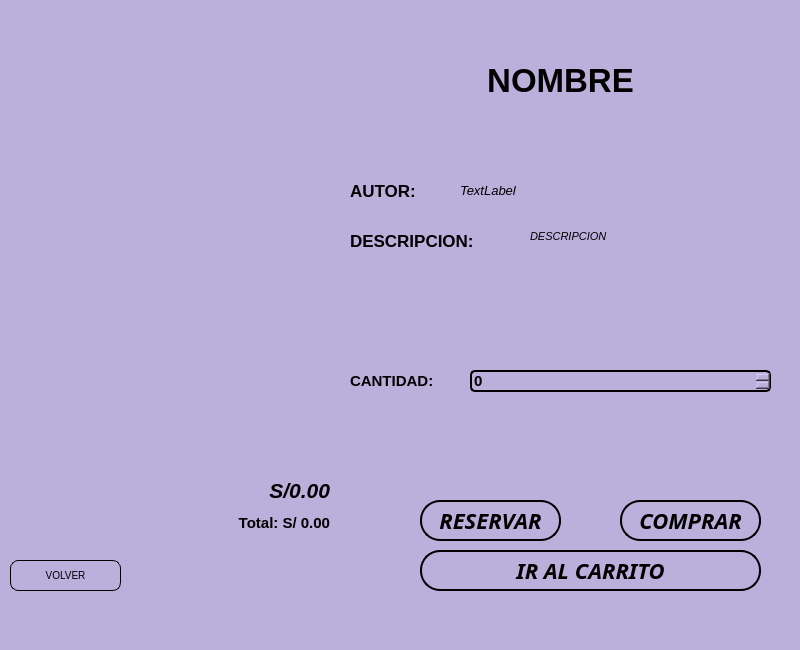
This is BIBLIOTECA_PROY/assets/menu_com-res.ui in mixano611/PROYECTO_PRG_POO_PY as Qt 5 draws it before an edit. The edited form follows.
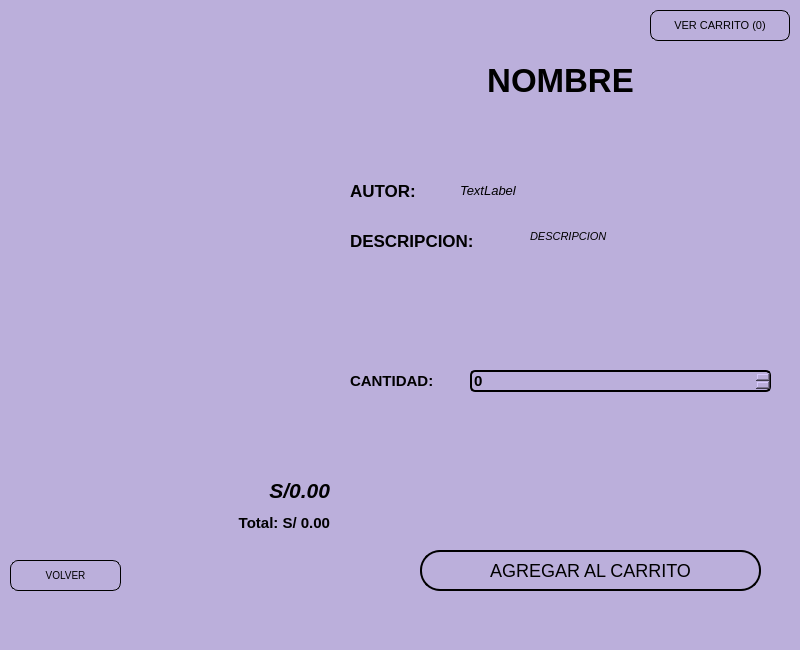
This is the edited form.

Diff of the .ui file:
```diff
--- a/BIBLIOTECA_PROY/assets/menu_com-res.ui
+++ b/BIBLIOTECA_PROY/assets/menu_com-res.ui
@@ -33,80 +33,6 @@
      <bool>true</bool>
     </property>
    </widget>
-   <widget class="QPushButton" name="pushButton">
-    <property name="geometry">
-     <rect>
-      <x>620</x>
-      <y>500</y>
-      <width>141</width>
-      <height>41</height>
-     </rect>
-    </property>
-    <property name="font">
-     <font>
-      <family>Cascadia Code</family>
-      <pointsize>-1</pointsize>
-      <weight>75</weight>
-      <italic>true</italic>
-      <bold>true</bold>
-     </font>
-    </property>
-    <property name="styleSheet">
-     <string notr="true">QPushButton{
-	border: 2px solid #000000;
-	border-radius: 20px;
-	background-color: #BBAFDB;
-	color: black;
-	font-size: 22px;
-	cursor: pointer;
-  	transition: transform 0.2s ease, background-color 0.2s ease;
-}
-
-QPushButton:hover {
- 	background-color: #8E7CC3;
-}</string>
-    </property>
-    <property name="text">
-     <string>COMPRAR</string>
-    </property>
-   </widget>
-   <widget class="QPushButton" name="pushButton_2">
-    <property name="geometry">
-     <rect>
-      <x>420</x>
-      <y>500</y>
-      <width>141</width>
-      <height>41</height>
-     </rect>
-    </property>
-    <property name="font">
-     <font>
-      <family>Cascadia Code</family>
-      <pointsize>-1</pointsize>
-      <weight>75</weight>
-      <italic>true</italic>
-      <bold>true</bold>
-     </font>
-    </property>
-    <property name="styleSheet">
-     <string notr="true">QPushButton{
-	border: 2px solid #000000;
-	border-radius: 20px;
-	background-color: #BBAFDB;
-	color: black;
-	font-size: 22px;
-	cursor: pointer;
-  	transition: transform 0.2s ease, background-color 0.2s ease;
-}
-
-QPushButton:hover {
- 	background-color: #8E7CC3;
-}</string>
-    </property>
-    <property name="text">
-     <string>RESERVAR</string>
-    </property>
-   </widget>
    <widget class="QLabel" name="LblTitulo">
     <property name="geometry">
      <rect>
@@ -364,32 +290,73 @@
       <height>41</height>
      </rect>
     </property>
+    <property name="styleSheet">
+     <string notr="true">QPushButton{
+	border: 2px solid #000000;
+	border-radius: 20px;
+	background-color: #BBAFDB;
+	color: black;
+	font-size: 18px;
+	cursor: pointer;
+}
+QPushButton:hover {
+	background-color: #8E7CC3;
+}</string>
+    </property>
+    <property name="text">
+     <string>AGREGAR AL CARRITO</string>
+    </property>
+   </widget>
+   <widget class="QPushButton" name="btnCarrito">
+    <property name="geometry">
+     <rect>
+      <x>650</x>
+      <y>10</y>
+      <width>140</width>
+      <height>31</height>
+     </rect>
+    </property>
+    <property name="styleSheet">
+     <string notr="true">QPushButton{
+	border: 1px solid #000000;
+	border-radius: 8px;
+	background-color: #BBAFDB;
+	color: black;
+	font-size: 11px;
+	cursor: pointer;
+}
+QPushButton:hover {
+	background-color: #8E7CC3;
+}</string>
+    </property>
+    <property name="text">
+     <string>VER CARRITO (0)</string>
+    </property>
+   </widget>
+   <widget class="QLabel" name="LblOferta">
+    <property name="geometry">
+     <rect>
+      <x>330</x>
+      <y>470</y>
+      <width>280</width>
+      <height>22</height>
+     </rect>
+    </property>
     <property name="font">
      <font>
-      <family>Cascadia Code</family>
-      <pointsize>-1</pointsize>
+      <pointsize>10</pointsize>
       <weight>75</weight>
-      <italic>true</italic>
       <bold>true</bold>
      </font>
     </property>
     <property name="styleSheet">
-     <string notr="true">QPushButton{
-	border: 2px solid #000000;
-	border-radius: 20px;
-	background-color: #BBAFDB;
-	color: black;
-	font-size: 22px;
-	cursor: pointer;
-  	transition: transform 0.2s ease, background-color 0.2s ease;
-}
-
-QPushButton:hover {
- 	background-color: #8E7CC3;
-}</string>
+     <string notr="true">color: #5e2dc2;</string>
     </property>
     <property name="text">
-     <string>IR AL CARRITO</string>
+     <string/>
+    </property>
+    <property name="alignment">
+     <set>Qt::AlignCenter</set>
     </property>
    </widget>
   </widget>
```
Left out of the diff: 2 changed lines with no effect on the pictures.
